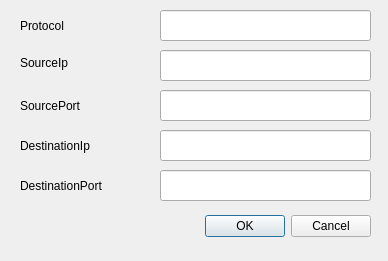
Before: the Qt Designer form filterwindow.ui in inso-/YellowShark, drawn with Qt 5.
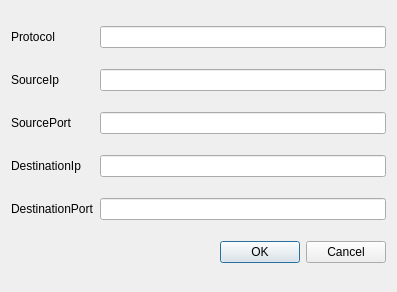
After: the same form once the commit is applied.

Commit message: resizable filter windows

The edit to the form file:
```diff
--- a/filterwindow.ui
+++ b/filterwindow.ui
@@ -6,67 +6,43 @@
    <rect>
     <x>0</x>
     <y>0</y>
-    <width>388</width>
-    <height>261</height>
+    <width>397</width>
+    <height>292</height>
    </rect>
   </property>
   <property name="windowTitle">
    <string>Dialog</string>
   </property>
-  <widget class="QDialogButtonBox" name="buttonBox">
-   <property name="geometry">
-    <rect>
-     <x>30</x>
-     <y>210</y>
-     <width>341</width>
-     <height>32</height>
-    </rect>
-   </property>
-   <property name="orientation">
-    <enum>Qt::Horizontal</enum>
-   </property>
-   <property name="standardButtons">
-    <set>QDialogButtonBox::Cancel|QDialogButtonBox::Ok</set>
-   </property>
-  </widget>
-  <widget class="QLineEdit" name="packetSourcePort">
-   <property name="geometry">
-    <rect>
-     <x>160</x>
-     <y>90</y>
-     <width>211</width>
-     <height>31</height>
-    </rect>
-   </property>
+  <layout class="QGridLayout" name="gridLayout">
+   <item row="0" column="0">
+    <widget class="QLabel" name="label">
+     <property name="text">
+      <string>Protocol</string>
+     </property>
+    </widget>
+   </item>
+   <item row="0" column="1">
+    <widget class="QLineEdit" name="packetType">
    <property name="focusPolicy">
     <enum>Qt::StrongFocus</enum>
    </property>
    <property name="toolTip">
-    <string>&lt;html&gt;&lt;head/&gt;&lt;body&gt;&lt;p&gt;source port&lt;/p&gt;&lt;/body&gt;&lt;/html&gt;</string>
-   </property>
-  </widget>
+      <string>&lt;html&gt;&lt;head/&gt;&lt;body&gt;&lt;p&gt;source ip&lt;/p&gt;&lt;/body&gt;&lt;/html&gt;</string>
+     </property>
+     <property name="toolTipDuration">
+      <number>10</number>
+     </property>
+    </widget>
+   </item>
+   <item row="1" column="0">
   <widget class="QLabel" name="label_2">
-   <property name="geometry">
-    <rect>
-     <x>20</x>
-     <y>47</y>
-     <width>90</width>
-     <height>31</height>
-    </rect>
-   </property>
    <property name="text">
     <string>SourceIp</string>
    </property>
   </widget>
+   </item>
+   <item row="1" column="1">
   <widget class="QLineEdit" name="packetSourceIp">
-   <property name="geometry">
-    <rect>
-     <x>160</x>
-     <y>50</y>
-     <width>211</width>
-     <height>31</height>
-    </rect>
-   </property>
    <property name="focusPolicy">
     <enum>Qt::StrongFocus</enum>
    </property>
@@ -77,54 +53,50 @@
     <number>10</number>
    </property>
   </widget>
+   </item>
+   <item row="2" column="0">
+    <widget class="QLabel" name="label_5">
+     <property name="text">
+      <string>SourcePort</string>
+     </property>
+    </widget>
+   </item>
+   <item row="2" column="1">
+    <widget class="QLineEdit" name="packetSourcePort">
+     <property name="focusPolicy">
+      <enum>Qt::StrongFocus</enum>
+     </property>
+     <property name="toolTip">
+      <string>&lt;html&gt;&lt;head/&gt;&lt;body&gt;&lt;p&gt;source port&lt;/p&gt;&lt;/body&gt;&lt;/html&gt;</string>
+     </property>
+    </widget>
+   </item>
+   <item row="3" column="0">
   <widget class="QLabel" name="label_3">
-   <property name="geometry">
-    <rect>
-     <x>20</x>
-     <y>130</y>
-     <width>90</width>
-     <height>31</height>
-    </rect>
-   </property>
    <property name="text">
     <string>DestinationIp</string>
    </property>
   </widget>
+   </item>
+   <item row="3" column="1">
+    <widget class="QLineEdit" name="packetDestinationIp">
+     <property name="focusPolicy">
+      <enum>Qt::StrongFocus</enum>
+     </property>
+     <property name="toolTip">
+      <string>&lt;html&gt;&lt;head/&gt;&lt;body&gt;&lt;p&gt;destination ip&lt;/p&gt;&lt;/body&gt;&lt;/html&gt;</string>
+     </property>
+    </widget>
+   </item>
+   <item row="4" column="0">
   <widget class="QLabel" name="label_6">
-   <property name="geometry">
-    <rect>
-     <x>20</x>
-     <y>170</y>
-     <width>107</width>
-     <height>31</height>
-    </rect>
-   </property>
    <property name="text">
     <string>DestinationPort</string>
    </property>
   </widget>
-  <widget class="QLabel" name="label">
-   <property name="geometry">
-    <rect>
-     <x>20</x>
-     <y>10</y>
-     <width>90</width>
-     <height>31</height>
-    </rect>
-   </property>
-   <property name="text">
-    <string>Protocol</string>
-   </property>
-  </widget>
+   </item>
+   <item row="4" column="1">
   <widget class="QLineEdit" name="packetDestinationPort">
-   <property name="geometry">
-    <rect>
-     <x>160</x>
-     <y>170</y>
-     <width>211</width>
-     <height>31</height>
-    </rect>
-   </property>
    <property name="focusPolicy">
     <enum>Qt::StrongFocus</enum>
    </property>
@@ -135,54 +107,29 @@
     <string>&lt;html&gt;&lt;head/&gt;&lt;body&gt;&lt;p&gt;destination port&lt;/p&gt;&lt;/body&gt;&lt;/html&gt;</string>
    </property>
   </widget>
-  <widget class="QLineEdit" name="packetDestinationIp">
-   <property name="geometry">
-    <rect>
-     <x>160</x>
-     <y>130</y>
-     <width>211</width>
-     <height>31</height>
-    </rect>
-   </property>
-   <property name="focusPolicy">
-    <enum>Qt::StrongFocus</enum>
-   </property>
-   <property name="toolTip">
-    <string>&lt;html&gt;&lt;head/&gt;&lt;body&gt;&lt;p&gt;destination ip&lt;/p&gt;&lt;/body&gt;&lt;/html&gt;</string>
-   </property>
-  </widget>
-  <widget class="QLabel" name="label_5">
-   <property name="geometry">
-    <rect>
-     <x>20</x>
-     <y>90</y>
-     <width>107</width>
-     <height>31</height>
-    </rect>
-   </property>
-   <property name="text">
-    <string>SourcePort</string>
-   </property>
-  </widget>
-  <widget class="QLineEdit" name="packetType">
-   <property name="geometry">
-    <rect>
-     <x>160</x>
-     <y>10</y>
-     <width>211</width>
-     <height>31</height>
-    </rect>
-   </property>
-   <property name="focusPolicy">
-    <enum>Qt::StrongFocus</enum>
-   </property>
-   <property name="toolTip">
-    <string>&lt;html&gt;&lt;head/&gt;&lt;body&gt;&lt;p&gt;source ip&lt;/p&gt;&lt;/body&gt;&lt;/html&gt;</string>
-   </property>
-   <property name="toolTipDuration">
-    <number>10</number>
-   </property>
-  </widget>
+   </item>
+   <item row="5" column="0" colspan="2">
+    <widget class="QDialogButtonBox" name="buttonBox">
+     <property name="orientation">
+      <enum>Qt::Horizontal</enum>
+     </property>
+     <property name="standardButtons">
+      <set>QDialogButtonBox::Cancel|QDialogButtonBox::Ok</set>
+     </property>
+    </widget>
+   </item>
+  </layout>
+  <zorder>packetType</zorder>
+  <zorder>buttonBox</zorder>
+  <zorder>packetSourcePort</zorder>
+  <zorder>label_2</zorder>
+  <zorder>packetSourceIp</zorder>
+  <zorder>label_3</zorder>
+  <zorder>label_6</zorder>
+  <zorder>label</zorder>
+  <zorder>packetDestinationPort</zorder>
+  <zorder>packetDestinationIp</zorder>
+  <zorder>label_5</zorder>
  </widget>
  <resources/>
  <connections>
```
Lines whose indentation alone changed are shown as unchanged. The commit also changes 1 other file.
